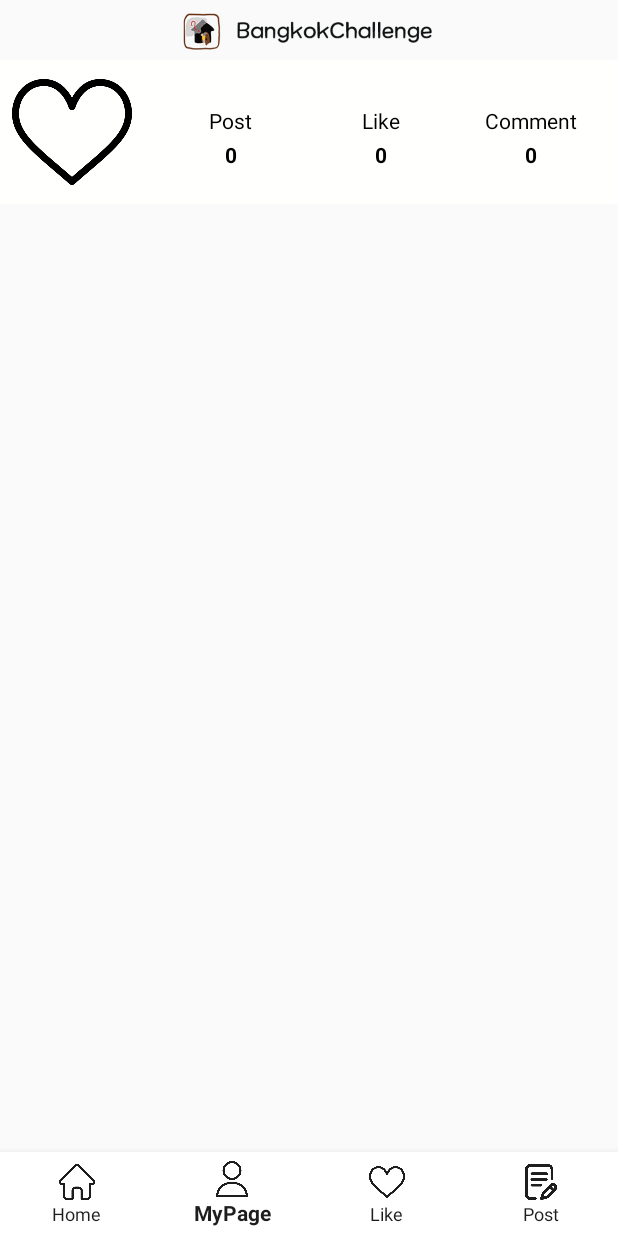
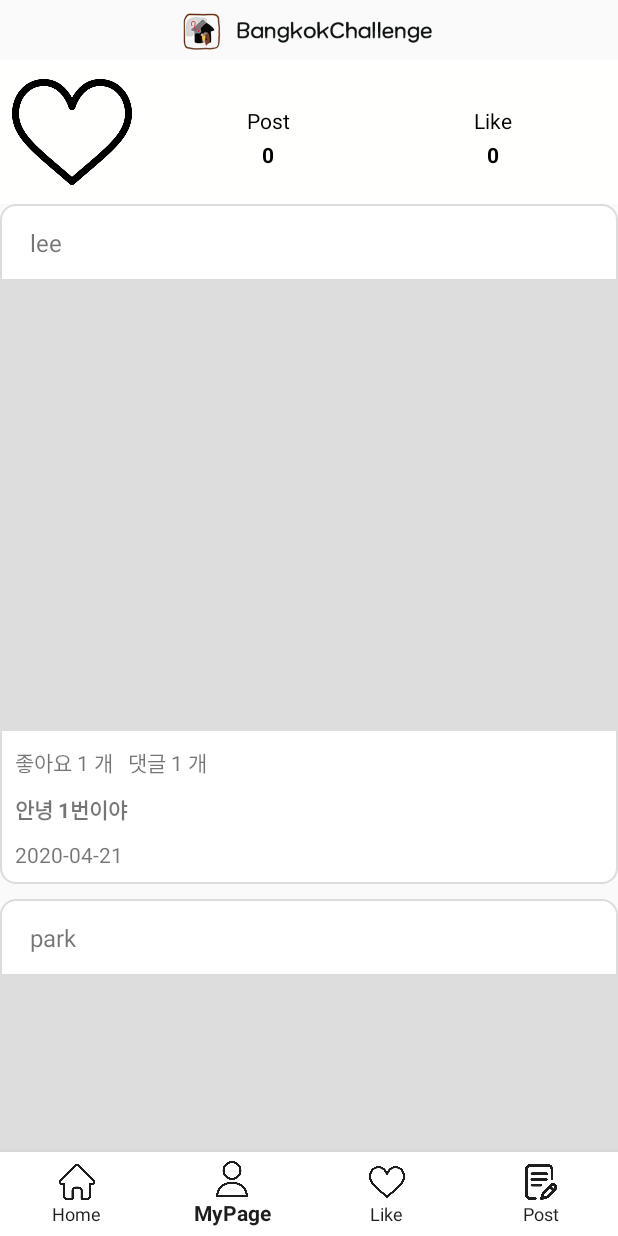
Before and after one commit to leesoongin/BangkokChallenge, an Android app: the TimelineFragment screen opened directly, with no data from a screen before it, item 2 of the bottom bar chosen, on a phone screen of 412 x 824 dp. Run offline under Robolectric (Android 15) with nearby library versions, the phone set to English and light mode, and no system bars.

Commit message:
mypage 내가쓴 게시물 view 틀

```diff
--- a/app/src/main/java/com/example/bangkokchallenge/model/TimeLineItem.kt
+++ b/app/src/main/java/com/example/bangkokchallenge/model/TimeLineItem.kt
@@ -10,7 +10,7 @@ data class TimeLineItem( //임시 모델.
     var id : String?,
     var userName : String?,
     var imageUrl : String?, //or List<String>
-    var description : String?,
+    var discription : String?,
     var dataTime : String?,
     var likeCount : Int?,
     var commentCount: Int?
--- a/app/src/main/java/com/example/bangkokchallenge/mypage/MyPageActivity.kt
+++ b/app/src/main/java/com/example/bangkokchallenge/mypage/MyPageActivity.kt
@@ -8,7 +8,7 @@ import androidx.recyclerview.widget.RecyclerView
  * Created by choejun-yeong on 04/04/2020.
  */
 
-
+/* 노 필요*/
 class MyPageActivity  : AppCompatActivity(){
 
     override fun onCreate(savedInstanceState: Bundle?) {
--- /dev/null
+++ b/app/src/main/java/com/example/bangkokchallenge/mypage/MyPageAdapter.kt
@@ -0,0 +1,46 @@
+package com.example.bangkokchallenge.mypage
+
+import android.view.LayoutInflater
+import android.view.View
+import android.view.ViewGroup
+import android.widget.ImageView
+import android.widget.TextView
+import androidx.appcompat.widget.LinearLayoutCompat
+import androidx.recyclerview.widget.RecyclerView
+import com.example.bangkokchallenge.R
+import com.example.bangkokchallenge.model.TimeLineItem
+
+
+class MyPageAdapter(
+    private val dataList:List<TimeLineItem> // timeline의 카트뷰를 그대로 재활용 할 예정
+) : RecyclerView.Adapter<MyPageAdapter.MyPageItemViewHolder>(){
+
+    override fun onCreateViewHolder(parent: ViewGroup, viewType: Int): MyPageItemViewHolder {
+        var view = LayoutInflater.from(parent.context).inflate(R.layout.item_time_line,parent,false)
+
+        return MyPageItemViewHolder(view)
+    }
+
+    override fun getItemCount(): Int {
+        return dataList.size
+    }
+
+    override fun onBindViewHolder(holder:MyPageItemViewHolder, position: Int) {
+        holder.apply{
+            userName.text=dataList[position].userName
+            discription.text=dataList[position].discription
+            likeCount.text="좋아요 ${dataList[position].likeCount} 개"
+            commentCount.text="댓글 ${dataList[position].commentCount} 개"
+            date.text=dataList[position].dataTime
+        }
+    }
+
+    class MyPageItemViewHolder(view: View) : RecyclerView.ViewHolder(view){
+        var userName :TextView= view.findViewById(R.id.item_time_line_username)
+        var discription:TextView = view. findViewById(R.id.item_time_line_description)
+        var likeCount:TextView = view.findViewById(R.id.item_time_line_likecount)
+        var commentCount:TextView=view.findViewById(R.id.item_time_line_commentcount)
+        var date : TextView = view.findViewById(R.id.item_time_line_date)
+    }
+
+}//recylcerview
--- a/app/src/main/java/com/example/bangkokchallenge/mypage/MyPageContract.kt
+++ b/app/src/main/java/com/example/bangkokchallenge/mypage/MyPageContract.kt
@@ -2,6 +2,7 @@ package com.example.bangkokchallenge.mypage
 
 import com.example.bangkokchallenge.base.BasePresenter
 import com.example.bangkokchallenge.base.BaseView
+import com.example.bangkokchallenge.model.TimeLineItem
 
 /**
  * Created by choejun-yeong on 04/04/2020.
@@ -9,10 +10,21 @@ import com.example.bangkokchallenge.base.BaseView
 
 interface MyPageContract {
     interface View:BaseView<Presenter>{
-        //var presenter
+        fun setRecyclerViewData(responseData:List<TimeLineItem>) //recyclerView 에 data setting
+        fun onResponseFailure(t: Throwable?)
     }
 
-    interface Presenter:BasePresenter{
-        //fun start()
+    interface Presenter:BasePresenter{ //서버로부터 데이터 전송 요청
+        fun requestMyPageDataFromSever()
+    }
+
+    interface MyPageInteractor{ // presenter에서 데이터 전송 요청시  받아오기
+        fun getMyPageData(onFinishedListener: OnFinishedListener)
+
+        interface OnFinishedListener{
+            fun onSuccess(noticeArrayList:List<TimeLineItem>) //
+            fun onFailure(t: Throwable?)
+        }
+
     }
 }
--- /dev/null
+++ b/app/src/main/java/com/example/bangkokchallenge/mypage/MyPageInteractorImpl.kt
@@ -0,0 +1,17 @@
+package com.example.bangkokchallenge.mypage
+
+import com.example.bangkokchallenge.model.TimeLineItem
+
+class MyPageInteractorImpl : MyPageContract.MyPageInteractor{
+    override fun getMyPageData(onFinishedListener: MyPageContract.MyPageInteractor.OnFinishedListener) {
+        /* 서버에서 받아와 dataList에 담기*/
+
+        onFinishedListener.onSuccess(arrayListOf(
+            TimeLineItem("1","lee","imageUri","안녕 1번이야","2020-04-21",1,1),
+            TimeLineItem("2","park","imageUri","안녕 2번이야","2020-04-21",2,2),
+            TimeLineItem("3","kim","imageUri","안녕 3번이야","2020-04-21",3,3)
+        ))
+    }
+
+
+}
--- a/app/src/main/java/com/example/bangkokchallenge/mypage/MyPagePresenter.kt
+++ b/app/src/main/java/com/example/bangkokchallenge/mypage/MyPagePresenter.kt
@@ -1,13 +1,30 @@
 package com.example.bangkokchallenge.mypage
+
+import com.example.bangkokchallenge.model.TimeLineItem
 
 /**
  * Created by choejun-yeong on 04/04/2020.
  */
 
-class MyPagePresenter(private val mypageView:MyPageContract.View) :MyPageContract.Presenter{
+class MyPagePresenter(
+    private val mypageView:MyPageContract.View,
+    private val mypageInteractor: MyPageContract.MyPageInteractor
+) :MyPageContract.Presenter , MyPageContract.MyPageInteractor.OnFinishedListener{
 
     override fun start() {
         TODO("not implemented") //To change body of created functions use File | Settings | File Templates.
     }
 
+    override fun requestMyPageDataFromSever() {
+        mypageInteractor.getMyPageData(this) //this -> MyPagePresenter
+    }
+
+    override fun onSuccess(noticeArrayList: List<TimeLineItem>) {
+       mypageView.setRecyclerViewData(noticeArrayList)
+    }
+
+    override fun onFailure(t: Throwable?) {
+        mypageView.onResponseFailure(t)
+    }
+
 }
--- a/app/src/main/java/com/example/bangkokchallenge/mypage/MypageViewFragment.kt
+++ b/app/src/main/java/com/example/bangkokchallenge/mypage/MypageViewFragment.kt
@@ -9,10 +9,12 @@ import android.view.ViewGroup
 import android.widget.ImageView
 import androidx.appcompat.widget.LinearLayoutCompat
 import androidx.recyclerview.widget.GridLayoutManager
+import androidx.recyclerview.widget.LinearLayoutManager
 import androidx.recyclerview.widget.RecyclerView
 
 import com.example.bangkokchallenge.R
 import com.example.bangkokchallenge.model.PostDTO
+import com.example.bangkokchallenge.model.TimeLineItem
 import kotlinx.android.synthetic.main.fragment_mypage_view.*
 import kotlinx.android.synthetic.main.fragment_mypage_view.view.*
 
@@ -20,42 +22,37 @@ import kotlinx.android.synthetic.main.fragment_mypage_view.view.*
 class MypageViewFragment : Fragment() ,MyPageContract.View{
 
     override lateinit var presenter: MyPageContract.Presenter
+    private lateinit var interactor: MyPageContract.MyPageInteractor
+
+    private lateinit var recyclerView:RecyclerView
+
     override fun onCreateView(
         inflater: LayoutInflater, container: ViewGroup?,
         savedInstanceState: Bundle?
     ): View? {
       var view=LayoutInflater.from(activity).inflate(R.layout.fragment_mypage_view,container,false)
 
-        presenter=MyPagePresenter(this)
+        initViews(view)
 
-        view.post_recyclerview_account.adapter=MyPageViewRecyclerViewAdapter()
-        view.post_recyclerview_account.layoutManager=GridLayoutManager(activity,3)
+        /* presenter에 interactor 넘겨주기*/
+        interactor=MyPageInteractorImpl()
+        presenter=MyPagePresenter(this,interactor)
+
+        presenter.requestMyPageDataFromSever() // 서버에서 data 요청
 
         return view
     }
 
-    /*어댑터를 따로 클래스를 만들까요 inner class로 사용할까요? */
-   inner class MyPageViewRecyclerViewAdapter : RecyclerView.Adapter<RecyclerView.ViewHolder>(){
-        override fun onCreateViewHolder(parent: ViewGroup, viewType: Int): RecyclerView.ViewHolder {
-            /*임시. 게시물 이미지만 보이게해야할지 게시물 item을 만들지 생각해봐야할듯*/
-            val width = resources.displayMetrics.widthPixels / 3
-            val imageView = ImageView(parent.context)
+    private fun initViews(view:View){
+        recyclerView=view.findViewById(R.id.post_recyclerview_account)
 
-            imageView.layoutParams = LinearLayoutCompat.LayoutParams(width, width)
+        recyclerView.layoutManager=LinearLayoutManager(requireContext(),RecyclerView.VERTICAL,false)
+    }
+    override fun setRecyclerViewData(responseData: List<TimeLineItem>) {
+        recyclerView.adapter=MyPageAdapter(responseData)
+    }
 
-            return CustomViewHolder(imageView)
-        }
-
-        override fun getItemCount(): Int {
-           //받아온 객체 size만큼 return
-            return 0
-        }
-
-        override fun onBindViewHolder(holder: RecyclerView.ViewHolder, position: Int) {
-            var viewHolder=(holder as CustomViewHolder).imageview
-
-        }
-
-       inner class CustomViewHolder(var imageview:ImageView) :RecyclerView.ViewHolder(imageview)
-    }//recylcerview
+    override fun onResponseFailure(t: Throwable?) {
+        TODO("not implemented") //To change body of created functions use File | Settings | File Templates.
+    }
 }
--- a/app/src/main/java/com/example/bangkokchallenge/timeline/TimeLineAdapter.kt
+++ b/app/src/main/java/com/example/bangkokchallenge/timeline/TimeLineAdapter.kt
@@ -32,7 +32,7 @@ import com.example.bangkokchallenge.model.TimeLineItem
     override fun onBindViewHolder(holder: TimeLineItemViewHolder, position: Int) {
         holder.apply {
             userName.text = dataList[position].userName
-            description.text = dataList[position].description
+            description.text = dataList[position].discription
             date.text = dataList[position].dataTime
             likeCount.text = "좋아요 ${dataList[position].likeCount}개"
             commentCount.text = "댓글 ${dataList[position].commentCount}개"
@@ -44,7 +44,6 @@ import com.example.bangkokchallenge.model.TimeLineItem
     class TimeLineItemViewHolder(itemView: View) : RecyclerView.ViewHolder(itemView) {
 
         var userName: TextView = itemView.findViewById(R.id.item_time_line_username)
-        //        lateinit var image : ImageView
         var description: TextView = itemView.findViewById(R.id.item_time_line_description)
         var likeCount: TextView = itemView.findViewById(R.id.item_time_line_likecount)
         var commentCount: TextView = itemView.findViewById(R.id.item_time_line_commentcount)
--- a/app/src/main/res/layout/fragment_mypage_view.xml
+++ b/app/src/main/res/layout/fragment_mypage_view.xml
@@ -83,30 +83,6 @@
                     android:textColor="#000000"
                     android:textStyle="bold" />
             </LinearLayout>
-
-            <!-- Comment -->
-            <LinearLayout
-                android:layout_width="0dp"
-                android:layout_height="wrap_content"
-                android:layout_weight="1"
-                android:gravity="center"
-                android:orientation="vertical">
-
-                <TextView
-                    android:layout_width="wrap_content"
-                    android:layout_height="wrap_content"
-                    android:layout_marginBottom="3dp"
-                    android:text="Comment"
-                    android:textColor="#000000" />
-
-                <TextView
-                    android:id="@+id/comment_count_textview_account"
-                    android:layout_width="wrap_content"
-                    android:layout_height="wrap_content"
-                    android:text="0"
-                    android:textColor="#000000"
-                    android:textStyle="bold" />
-            </LinearLayout>
         </LinearLayout>
     </LinearLayout>
     <!-- Post List in Recyclerview -->
```
